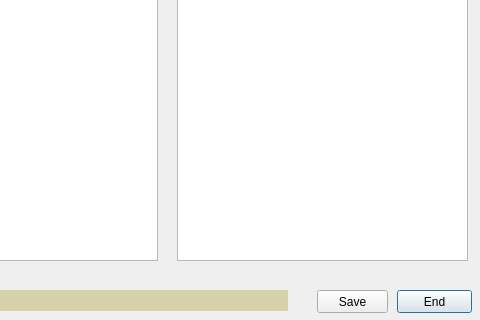
This is marine_values_dialog_base.ui in csiro-chris-m/marine_values as Qt 5 draws it before an edit; both pictures show x 163 to 643 and y 180 to 500 of the 643 by 500 pixel window. The edited form follows.
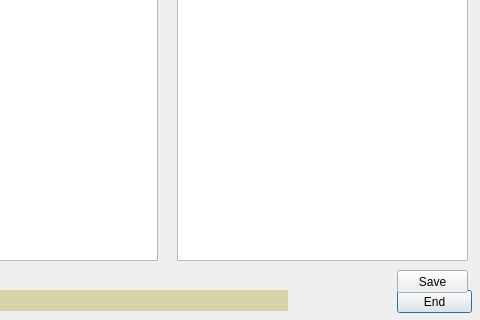
This is the edited form.

What changed in the file:
```diff
--- a/marine_values_dialog_base.ui
+++ b/marine_values_dialog_base.ui
@@ -111,8 +111,8 @@
   <widget class="QPushButton" name="saveProject">
    <property name="geometry">
     <rect>
-     <x>480</x>
-     <y>470</y>
+     <x>560</x>
+     <y>450</y>
      <width>71</width>
      <height>23</height>
     </rect>
```
